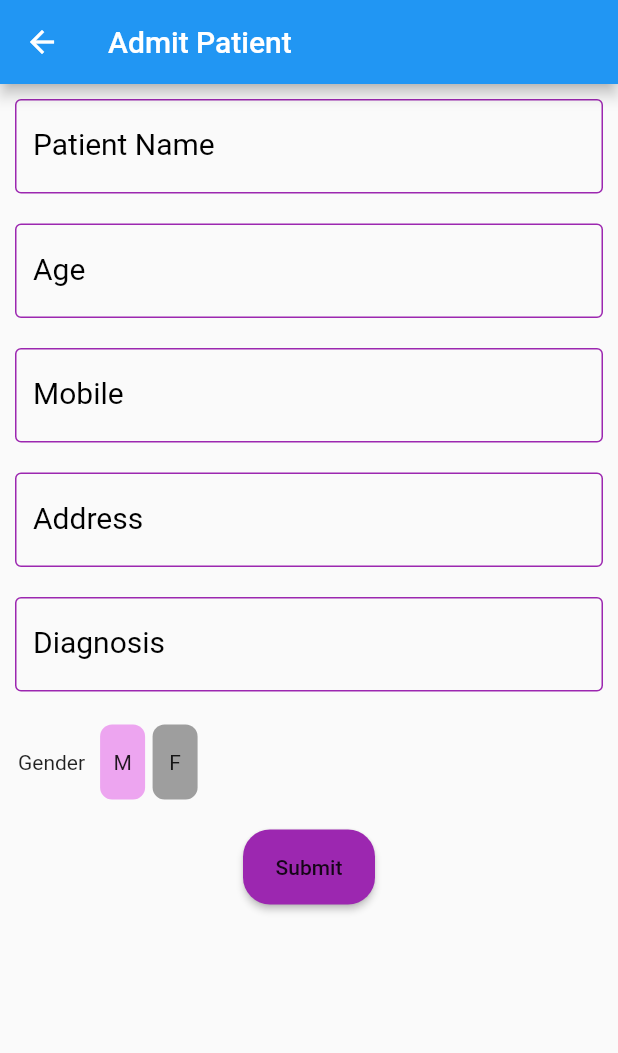
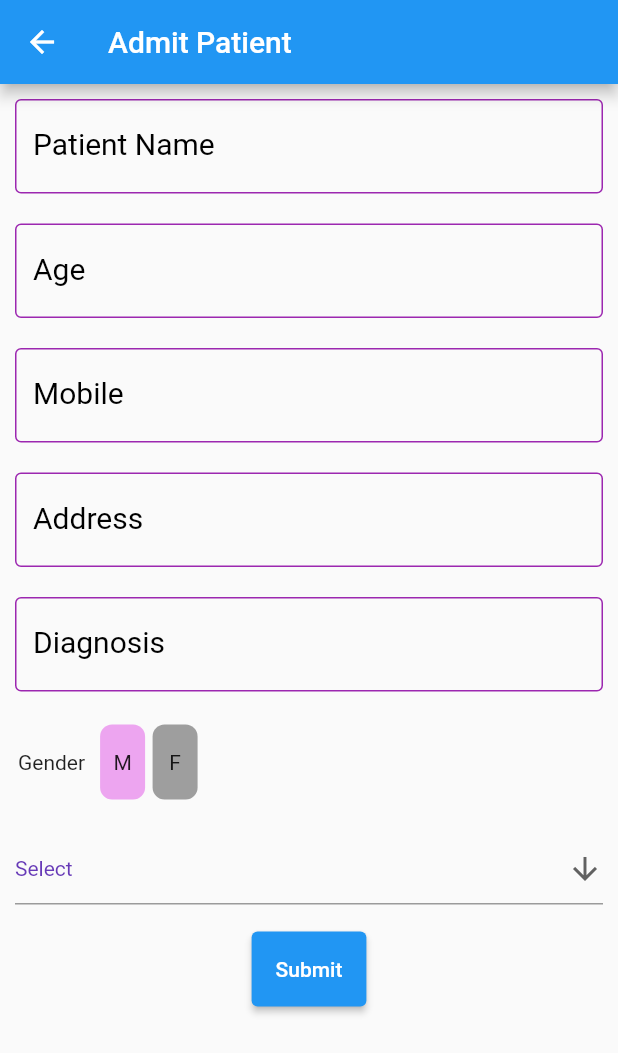
Before and after one commit to vamsidhar1999/Healthify, a Flutter app: the AddPatient screen opened directly, on a phone screen of 412 x 824 dp. Shown: the top 1053 px of the screen. Run offline on Flutter 3.47's test engine with Material 2 defaults, Android fonts, the phone set to English and light mode, and no system bars; our stand-ins replace cloud_firestore, firebase_auth, firebase_core, flutter_screenutil, font_awesome_flutter, pin_code_fields and 1 more; missing offline and left inert: adobe_xd; accounts and stored records are empty.

```diff
--- a/lib/addPatient.dart
+++ b/lib/addPatient.dart
@@ -20,12 +20,24 @@ class _AddPatientState extends State<AddPatient> {
   TextEditingController _diagnosis = TextEditingController();
   int gender_value = 0;
 
+  String dropdownValue = 'Select';
+  List<String> doctors = ['Select'];
+  List<int> docId = [];
+
+  final _formKey = GlobalKey<FormState>();
+
   textField(String text, var controller) {
     return Padding(
       padding: const EdgeInsets.fromLTRB(0.0, 8.0, 0.0, 8.0),
       child: Container(
         padding: EdgeInsets.fromLTRB(10, 2, 10, 2),
-        child: TextField(
+        child: TextFormField(
+          validator: (value) {
+            if (value == null || value.isEmpty) {
+              return 'Required';
+            }
+            return null;
+          },
           controller: controller,
           cursorColor: Colors.purple,
           style: TextStyle(fontSize: 20, color: Colors.black),
@@ -45,6 +57,22 @@ class _AddPatientState extends State<AddPatient> {
     );
   }
 
+  @override
+  void initState() {
+    // TODO: implement initState
+      _getDoctors();
+    super.initState();
+  }
+
+  _getDoctors() async {
+    var snapShot = await FirebaseFirestore.instance.collection("doctors").get();
+    snapShot.docs.forEach((element) {
+      doctors.add(element.data()["name"]);
+      docId.add(element.data()["id"]);
+    });
+    setState(() {});
+  }
+
   _admit() async {
     final user = FirebaseAuth.instance.currentUser;
     Map<String, dynamic> data = <String, dynamic>{
@@ -52,6 +80,7 @@ class _AddPatientState extends State<AddPatient> {
       "age": _age.text,
       "gender": gender_value == 0 ? "Male": "Female",
       "mobile": user.phoneNumber,
+      "doctor": dropdownValue
     };
     FirebaseFirestore.instance
         .collection("user")
@@ -70,7 +99,11 @@ class _AddPatientState extends State<AddPatient> {
       appBar: AppBar(
         title: Text("Admit Patient"),
       ),
-      body: Column(
+      body: Form(
+        key: _formKey,
+        child: SingleChildScrollView(
+          physics: ScrollPhysics(),
+          child: Column(
             children: [
               textField("Patient Name", _name),
               textField("Age", _age),
@@ -128,19 +161,50 @@ class _AddPatientState extends State<AddPatient> {
                   ],
                 ),
               ),
+            Padding(
+              padding: const EdgeInsets.fromLTRB(0.0, 8.0, 0.0, 8.0),
+              child: Container(
+                padding: EdgeInsets.fromLTRB(10, 2, 10, 2),
+                child: DropdownButtonFormField<String>(
+                  value: dropdownValue,
+                  icon: const Icon(Icons.arrow_downward),
+                  iconSize: 24,
+                  elevation: 16,
+                  validator: (value) {
+                    if (value == "Select" || value.isEmpty) {
+                      return 'Required';
+                    }
+                    return null;
+                  },
+                  style: const TextStyle(color: Colors.deepPurple),
+                  onChanged: (String newValue) {
+                    setState(() {
+                      dropdownValue = newValue;
+                    });
+                  },
+                  items: doctors
+                      .map<DropdownMenuItem<String>>((String value) {
+                    return DropdownMenuItem<String>(
+                      value: value,
+                      child: Text(value),
+                    );
+                  }).toList(),
+                ),
+              ),
+            ),
               Center(
                 child: Padding(
                   padding: const EdgeInsets.fromLTRB(20, 8, 20, 8),
                   child: Container(
                     height: 50,
-                child: MaterialButton(
-                  onPressed: _admit,
-                  shape: RoundedRectangleBorder(
-                    borderRadius: BorderRadius.circular(18.0),
-                  ),
-                  color: Colors.purple,
+                    child: ElevatedButton(
+                      onPressed: (){
+                        if (_formKey.currentState.validate()) {
+                          _admit();
+                        }
+                      },
                       child: Text(
-                    "Submit",
+                        "Submit", style: TextStyle(color: Colors.white),
                       ),
                     ),
                   ),
@@ -148,6 +212,8 @@ class _AddPatientState extends State<AddPatient> {
               )
             ],
           ),
+        ),
+      ),
     );
   }
 }
```
Also changed, not shown: lib/Authentication/OTP.dart (+27 -6 lines), lib/Dashboard.dart (+15 -2 lines), lib/docHomePage.dart (added, +55 -0 lines). Lines whose indentation alone changed are shown as unchanged.
